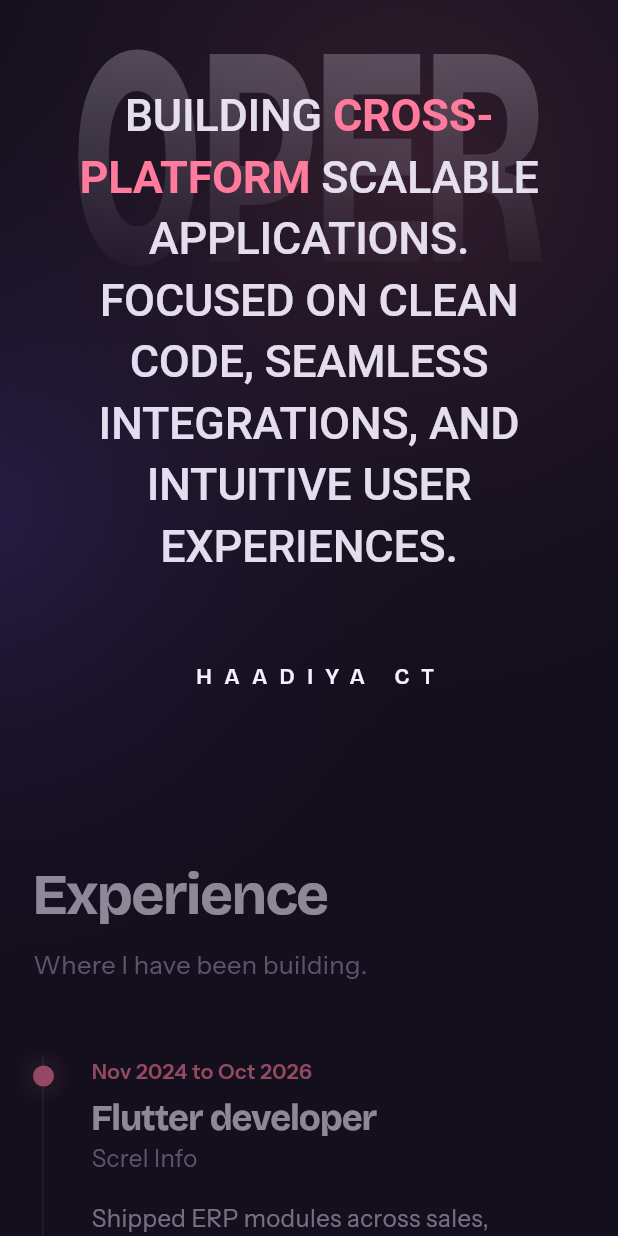
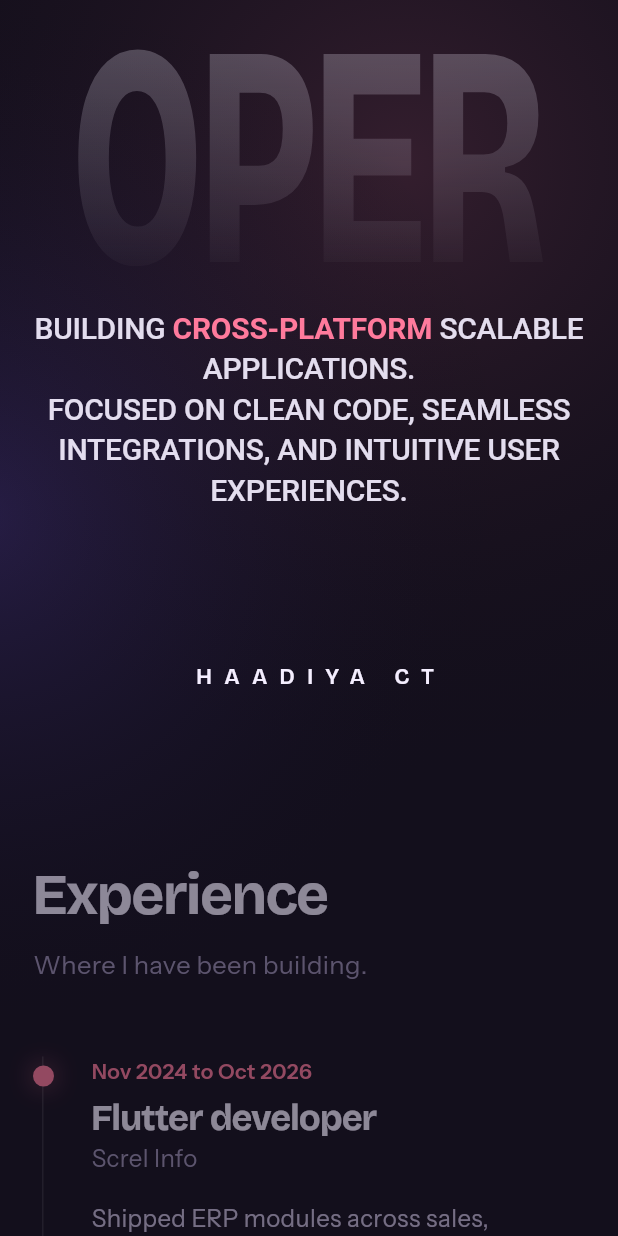
Before and after one commit to haadiyaa/hadiyaa-portfolio, a Flutter app: the screen it shows after launch, scrolled down 1152 dp, on a phone screen of 412 x 824 dp. Run offline on Flutter 3.47's test engine with Material 3 defaults, Android fonts, the phone set to English and light mode, and no system bars; our stand-ins replace flutter_riverpod, google_fonts.

Commit message:
fix: adjust hero intro text size for mobile viewports

```diff
--- a/lib/widgets/hero_intro.dart
+++ b/lib/widgets/hero_intro.dart
@@ -26,7 +26,7 @@ class HeroIntro extends StatelessWidget {
                       offset: Offset(0, (1 - t) * 28),
                       child: Text.rich(
                           TextSpan(
-                            style: TextStyle(fontSize: 30),
+                            style: TextStyle(fontSize: context.mob ? 20 : 30),
                             children: [
                               for (final (text, highlight)
                                   in marked(K.introLines[i]))
```
